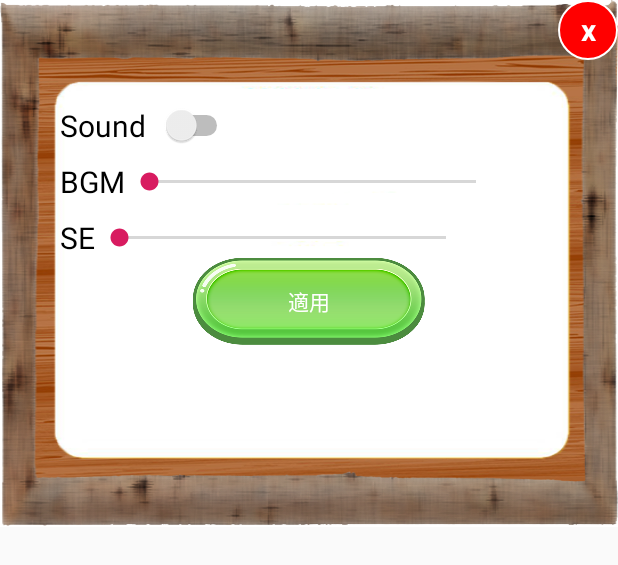
After one commit to NaokiNishizawa/ssa, an Android app: the layout option_dialog.xml on its own in the app's theme, with its tools: preview values and no code run, on a phone screen of 412 x 824 dp. The commit adds this screen. Shown: the top 565 px of the screen. Run offline under Robolectric (Android 15) with nearby library versions, the phone set to English and light mode, and no system bars.

Commit message:
[変更] オプションダイアログ作成

```diff
--- a/ssa_code/app/src/main/java/com/study/ssa/SsaApplication.java
+++ b/ssa_code/app/src/main/java/com/study/ssa/SsaApplication.java
@@ -3,7 +3,11 @@ package com.study.ssa;
 import android.app.Application;
 import android.util.Log;
 
+import com.study.ssa.CharacterData.CharacterInfo;
 import com.study.ssa.CharacterData.CharacterInfoManager;
+import com.study.ssa.Util.SharedPreferencesUtil;
+
+import java.util.List;
 
 /**
  * アプリケーションクラス
@@ -13,6 +17,8 @@ public class SsaApplication extends Application {
         Log.d("debug", "create application");
         super.onCreate();
 
+        SharedPreferencesUtil.addMoneyValue(getApplicationContext(), 10000); // TODO debug
+
         CharacterInfoManager manager = CharacterInfoManager.getInstance();
         // 初期化しておく
         manager.init(getApplicationContext());
--- /dev/null
+++ b/ssa_code/app/src/main/java/com/study/ssa/UI/CustomWidget/EqualWidthHeightTextView.java
@@ -0,0 +1,33 @@
+package com.study.ssa.UI.CustomWidget;
+
+import android.content.Context;
+import android.util.AttributeSet;
+import android.widget.TextView;
+import androidx.appcompat.widget.AppCompatTextView;
+
+
+/**
+ * 円の中に文字列を表示するTextView
+ */
+public class EqualWidthHeightTextView extends AppCompatTextView {
+
+    public EqualWidthHeightTextView(Context context) {
+        super(context);
+    }
+
+    public EqualWidthHeightTextView(Context context, AttributeSet attrs) {
+        super(context, attrs);
+    }
+
+    public EqualWidthHeightTextView(Context context, AttributeSet attrs, int defStyleAttr) {
+        super(context, attrs, defStyleAttr);
+    }
+
+    @Override
+    protected void onMeasure(int widthMeasureSpec, int heightMeasureSpec) {
+        super.onMeasure(widthMeasureSpec, heightMeasureSpec);
+
+        int r = Math.max(getMeasuredWidth(),getMeasuredHeight());
+        setMeasuredDimension(r, r);
+    }
+}
--- /dev/null
+++ b/ssa_code/app/src/main/res/drawable/oval_red_bg.xml
@@ -0,0 +1,6 @@
+<?xml version="1.0" encoding="utf-8"?>
+<shape xmlns:android="http://schemas.android.com/apk/res/android"
+    android:shape="oval">
+    <solid android:color="@color/colorRed"/>
+    <stroke android:color="@color/colorWhite" android:width="1dp" />
+</shape>
--- /dev/null
+++ b/ssa_code/app/src/main/res/layout/option_dialog.xml
@@ -0,0 +1,117 @@
+<?xml version="1.0" encoding="utf-8"?>
+<FrameLayout xmlns:android="http://schemas.android.com/apk/res/android"
+    android:id="@+id/option_dialog_base_layout"
+    android:layout_width="match_parent"
+    android:layout_height="wrap_content">
+
+    <LinearLayout
+        android:layout_width="match_parent"
+        android:layout_height="wrap_content"
+        android:orientation="vertical"
+        android:background="@mipmap/skt_dialog">
+
+        <!-- 一段目 -->
+        <LinearLayout
+            android:layout_width="match_parent"
+            android:layout_height="wrap_content"
+            android:layout_marginTop="70dp"
+            android:layout_marginLeft="@dimen/dauble_large_margin"
+            android:layout_marginRight="@dimen/dauble_large_margin"
+            android:orientation="horizontal">
+
+            <TextView
+                android:layout_width="wrap_content"
+                android:layout_height="wrap_content"
+                android:textSize="@dimen/text_normal_size"
+                android:text="@string/option_sound"
+                android:textColor="@color/colorBlack"/>
+
+            <Switch
+                android:id="@+id/option_sound_toggle_switch"
+                android:layout_width="wrap_content"
+                android:layout_height="wrap_content"
+                android:layout_marginLeft="@dimen/normal_margin"
+                android:layout_gravity="center"/>
+        </LinearLayout>
+
+        <!-- 二段目 -->
+        <LinearLayout
+            android:layout_width="match_parent"
+            android:layout_height="wrap_content"
+            android:layout_marginTop="@dimen/normal_margin"
+            android:layout_marginLeft="@dimen/dauble_large_margin"
+            android:layout_marginRight="@dimen/dauble_large_margin"
+            android:orientation="horizontal">
+
+            <TextView
+                android:layout_width="wrap_content"
+                android:layout_height="wrap_content"
+                android:textSize="@dimen/text_normal_size"
+                android:text="@string/option_bgm"
+                android:textColor="@color/colorBlack"/>
+
+            <SeekBar
+                android:id="@+id/option_bgm_seekbar"
+                android:layout_gravity="center"
+                android:layout_width="@dimen/seekbar_width"
+                android:layout_height="wrap_content"
+                android:max="100"/>
+
+        </LinearLayout>
+
+        <!-- 三段目 -->
+        <LinearLayout
+            android:layout_width="match_parent"
+            android:layout_height="wrap_content"
+            android:layout_marginTop="@dimen/normal_margin"
+            android:layout_marginLeft="@dimen/dauble_large_margin"
+            android:layout_marginRight="@dimen/dauble_large_margin"
+            android:orientation="horizontal">
+
+            <TextView
+                android:layout_width="wrap_content"
+                android:layout_height="wrap_content"
+                android:textSize="@dimen/text_normal_size"
+                android:text="@string/option_se"
+                android:textColor="@color/colorBlack"/>
+
+            <SeekBar
+                android:id="@+id/option_se_seekbar"
+                android:layout_gravity="center"
+                android:layout_width="@dimen/seekbar_width"
+                android:layout_height="wrap_content"
+                android:max="100"/>
+
+        </LinearLayout>
+
+        <Button
+            android:id="@+id/option_apply_button"
+            android:layout_width="wrap_content"
+            android:layout_height="wrap_content"
+            android:text="@string/option_apply"
+            android:layout_gravity="center"
+            android:background="@mipmap/buy_bt"
+            android:textColor="@color/colorWhite"/>
+
+    </LinearLayout>
+
+    <LinearLayout
+        android:layout_width="match_parent"
+        android:layout_height="wrap_content"
+        android:orientation="vertical">
+
+        <com.study.ssa.UI.CustomWidget.EqualWidthHeightTextView
+            android:id="@+id/option_dialog_cancel_button"
+            android:layout_width="40dp"
+            android:layout_height="40dp"
+            android:gravity="center"
+            android:layout_gravity="right"
+            android:background="@drawable/oval_red_bg"
+            android:textColor="@color/colorWhite"
+            android:text="x"
+            android:textSize="@dimen/text_normal_size"
+            android:textStyle="bold"/>
+
+    </LinearLayout>
+
+</FrameLayout>
--- a/ssa_code/app/src/main/res/values/dimen.xml
+++ b/ssa_code/app/src/main/res/values/dimen.xml
@@ -11,4 +11,5 @@
     <dimen name="small_text_size">15sp</dimen>
     <dimen name="cycle_width">150dp</dimen>
     <dimen name="cycle_height">150dp</dimen>
+    <dimen name="seekbar_width">250dp</dimen>
 </resources>
--- a/ssa_code/app/src/main/res/values/strings.xml
+++ b/ssa_code/app/src/main/res/values/strings.xml
@@ -9,6 +9,12 @@
     <string name="do_input_plan">予定を入力してください</string>
     <string name="btn_shop">ショップ</string>
     <string name="btn_timer_mode">タイマーモード</string>
+
+    <!-- オプションダイアログ -->
+    <string name="option_sound">Sound</string>
+    <string name="option_bgm">BGM</string>
+    <string name="option_se">SE</string>
+    <string name="option_apply">適用</string>
 
     <!-- 予定表示Fragment -->
     <string name="nothing_schedule">"予定は何もありません"</string>
```
Also changed, not shown: ssa_code/app/src/main/java/com/study/ssa/UI/Dialog/OptionDialogFragment.java (added, +191 -0 lines), ssa_code/app/src/main/java/com/study/ssa/UI/MainActivity.java (+30 -1 lines), ssa_code/app/src/main/java/com/study/ssa/Util/SharedPreferencesUtil.java (+72 -0 lines).
